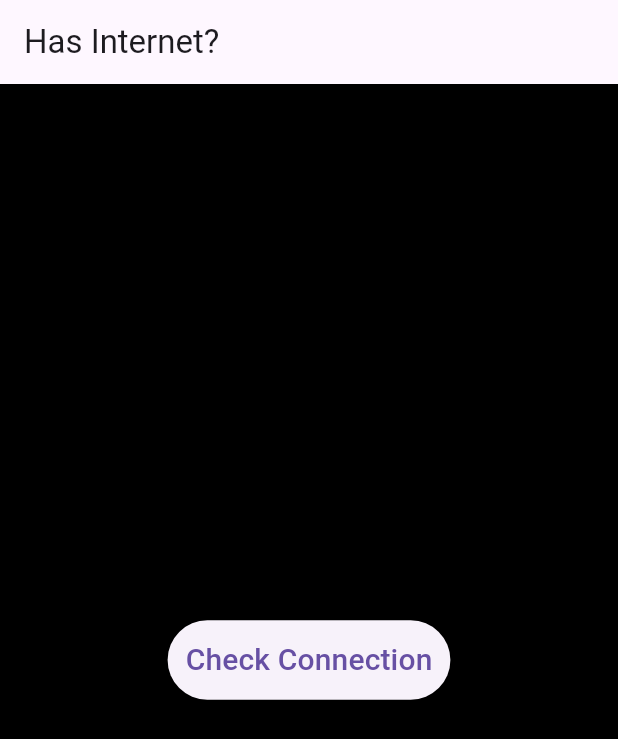
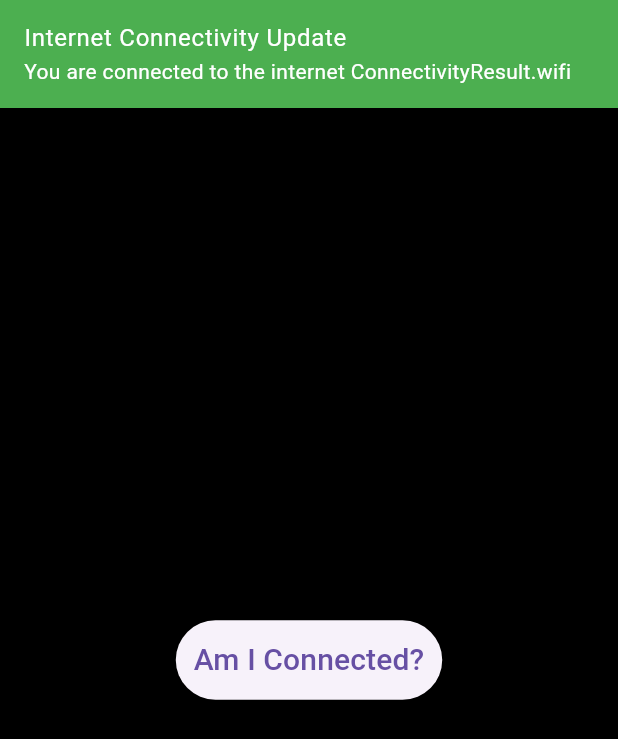
Before and after one commit to dartlord007/wifi_det, a Flutter app: the first screen one second after launch, on a phone screen of 412 x 824 dp. Shown: the top 739 px of the screen. Run offline on Flutter 3.47's test engine with Material 3 defaults, Android fonts, the phone set to English and light mode, and no system bars; drawn by our look-alikes of overlay_support; our stand-ins replace connectivity_plus.

Commit message:
functional 1

```diff
--- a/lib/main.dart
+++ b/lib/main.dart
@@ -18,7 +18,7 @@ Future main() async {
 }
 
 class MyApp extends StatelessWidget {
-  static const String title = 'Has Internet?';
+  static const String title = 'Wifi or mobile data?';
 
   const MyApp({super.key});
 
@@ -43,7 +43,7 @@ class MainPage extends StatefulWidget {
 }
 
 class _MainPageState extends State<MainPage> {
- late StreamSubscription<ConnectivityResult> subscription;
+ late StreamSubscription<List<ConnectivityResult>> subscription;
    @override
   void initState() {
     super.initState();
@@ -68,7 +68,7 @@ class _MainPageState extends State<MainPage> {
         body: Center(
           child: ElevatedButton(
             style: ElevatedButton.styleFrom(padding: const EdgeInsets.all(12)),
-            child: const Text('Check Connection', style: TextStyle(fontSize: 20)),
+            child: const Text('Am I Connected?', style: TextStyle(fontSize: 20)),
             onPressed: () async {
               var connectivityResult = await (Connectivity().checkConnectivity());
               showConnectivitySnackBar(connectivityResult);
@@ -77,11 +77,12 @@ class _MainPageState extends State<MainPage> {
         ),
       );
 
-  void showConnectivitySnackBar(ConnectivityResult result) {
+  void showConnectivitySnackBar(List<ConnectivityResult> results) {
+  final ConnectivityResult result = results.first;
   final hasInternet = result != ConnectivityResult.none;
   final message = hasInternet
-        ? 'You have again ${result.toString()}'
-        : 'You have no internet';
+      ? 'You are connected to the internet ${result.toString()}'
+      : 'You are not connected to the internet';
   final color = hasInternet ? Colors.green : Colors.red;
 
   Utils.showTopSnackBar(context, message, color);
--- a/lib/utils.dart
+++ b/lib/utils.dart
@@ -9,7 +9,7 @@ class Utils {
     Color color,
   ) =>
       showSimpleNotification(
-        Text('Internet Connectivity Update'),
+        const Text('Internet Connectivity Update'),
         subtitle: Text(message),
         background: color,
       );
```
Lines whose indentation alone changed are shown as unchanged.
